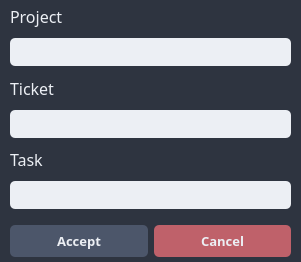
Above: dialog form.ui from guillermoarb/AFK_v0 before the change. Below: the same form after it.
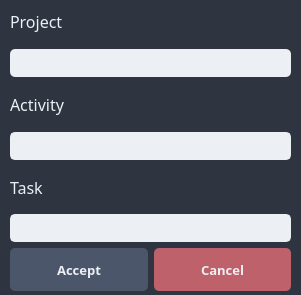
That is the form after the change. Icons and pictures are not drawn.

Commit message: Combo box working

Patch:
```diff
--- a/dialog form.ui
+++ b/dialog form.ui
@@ -7,7 +7,7 @@
     <x>0</x>
     <y>0</y>
     <width>301</width>
-    <height>262</height>
+    <height>295</height>
    </rect>
   </property>
   <property name="windowTitle">
@@ -22,48 +22,10 @@
      <x>10</x>
      <y>0</y>
      <width>281</width>
-     <height>257</height>
+     <height>291</height>
     </rect>
    </property>
    <layout class="QGridLayout" name="gridLayout">
-    <item row="4" column="0" colspan="2">
-     <widget class="QLineEdit" name="ticket_le">
-      <property name="font">
-       <font>
-        <family>Fira Code Retina</family>
-        <pointsize>10</pointsize>
-       </font>
-      </property>
-      <property name="styleSheet">
-       <string notr="true">background-color: #ECEFF4;
-border-style: none;
-border-width: 2px;
-border-radius: 5px;
-border-color: #ECEFF4;
-padding: 4px;
-padding-left: 10px;</string>
-      </property>
-      <property name="text">
-       <string/>
-      </property>
-     </widget>
-    </item>
-    <item row="3" column="0" colspan="2">
-     <widget class="QLabel" name="ticket_lb">
-      <property name="font">
-       <font>
-        <family>Fira Code Retina</family>
-        <pointsize>12</pointsize>
-       </font>
-      </property>
-      <property name="styleSheet">
-       <string notr="true">color: #ECEFF4;</string>
-      </property>
-      <property name="text">
-       <string>Ticket</string>
-      </property>
-     </widget>
-    </item>
     <item row="0" column="0" colspan="2">
      <widget class="QLabel" name="task_lb">
       <property name="font">
@@ -80,6 +42,22 @@
       </property>
      </widget>
     </item>
+    <item row="3" column="0" colspan="2">
+     <widget class="QLabel" name="ticket_lb">
+      <property name="font">
+       <font>
+        <family>Fira Code Retina</family>
+        <pointsize>12</pointsize>
+       </font>
+      </property>
+      <property name="styleSheet">
+       <string notr="true">color: #ECEFF4;</string>
+      </property>
+      <property name="text">
+       <string>Activity</string>
+      </property>
+     </widget>
+    </item>
     <item row="2" column="0" colspan="2">
      <widget class="QLineEdit" name="project_le">
       <property name="font">
@@ -102,44 +80,6 @@
       </property>
      </widget>
     </item>
-    <item row="9" column="0" colspan="2">
-     <widget class="QLineEdit" name="task_le">
-      <property name="font">
-       <font>
-        <family>Fira Code Retina</family>
-        <pointsize>10</pointsize>
-       </font>
-      </property>
-      <property name="styleSheet">
-       <string notr="true">background-color: #ECEFF4;
-border-style: none;
-border-width: 2px;
-border-radius: 5px;
-border-color: #ECEFF4;
-padding: 4px;
-padding-left: 10px;</string>
-      </property>
-      <property name="text">
-       <string/>
-      </property>
-     </widget>
-    </item>
-    <item row="12" column="0">
-     <spacer name="verticalSpacer">
-      <property name="orientation">
-       <enum>Qt::Vertical</enum>
-      </property>
-      <property name="sizeType">
-       <enum>QSizePolicy::Fixed</enum>
-      </property>
-      <property name="sizeHint" stdset="0">
-       <size>
-        <width>20</width>
-        <height>10</height>
-       </size>
-      </property>
-     </spacer>
-    </item>
     <item row="8" column="0" colspan="2">
      <widget class="QLabel" name="task_lb_2">
       <property name="font">
@@ -156,7 +96,113 @@
       </property>
      </widget>
     </item>
-    <item row="13" column="0">
+    <item row="4" column="0" colspan="2">
+     <widget class="QComboBox" name="activity_cb">
+      <property name="styleSheet">
+       <string notr="true">QComboBox{
+background-color: #ECEFF4;
+border-style: solid;
+border-width: 2px;
+border-radius: 5px;
+border-color: #ECEFF4;
+padding: 4px;
+padding-left: 10px;
+
+}
+
+
+QComboBox::drop-down{
+    border-style: solid;
+	border-color: #ECEFF4;
+	border-width: 2px;
+	border-radius: 5px;
+    background-color:   #ECEFF4;
+    color:                      rgb(255, 255, 255);
+    padding:                   4px;
+	padding-left: 10px;
+}
+
+QComboBox::down-arrow{
+    image:                      url(:/icons/combobox_down_arrow.png);
+    padding-right:          5px;
+}
+
+QListView{
+    border:                 none;
+    color:                      rgb(87, 96, 134);
+    background-color:   rgb(255, 255, 255);
+    font-weight:            bold;
+    selection-background-color: #EBCB8B;
+    show-decoration-selected: 1;
+    margin-left:                -10px;
+    padding-left    :           15px;
+}
+
+QListView::item:hover{
+
+    background-color:   #EBCB8B;
+    border:                 none;
+}</string>
+      </property>
+      <property name="editable">
+       <bool>true</bool>
+      </property>
+     </widget>
+    </item>
+    <item row="9" column="0" colspan="2">
+     <widget class="QComboBox" name="task_cb">
+      <property name="styleSheet">
+       <string notr="true">QComboBox{
+background-color: #ECEFF4;
+border-style: solid;
+border-width: 2px;
+border-radius: 5px;
+border-color: #ECEFF4;
+padding: 4px;
+padding-left: 10px;
+
+}
+
+
+QComboBox::drop-down{
+    border-style: solid;
+	border-color: #ECEFF4;
+	border-width: 2px;
+	border-radius: 5px;
+    background-color:   #ECEFF4;
+    color:                      rgb(255, 255, 255);
+    padding:                   4px;
+	padding-left: 10px;
+}
+
+QComboBox::down-arrow{
+    image:                      url(:/icons/combobox_down_arrow.png);
+    padding-right:          5px;
+}
+
+QListView{
+    border:                 none;
+    color:                      rgb(87, 96, 134);
+    background-color:   rgb(255, 255, 255);
+    font-weight:            bold;
+    selection-background-color: #EBCB8B;
+    show-decoration-selected: 1;
+    margin-left:                -10px;
+    padding-left    :           15px;
+}
+
+QListView::item:hover{
+
+    background-color:   #EBCB8B;
+    border:                 none;
+}</string>
+      </property>
+      <property name="editable">
+       <bool>true</bool>
+      </property>
+     </widget>
+    </item>
+    <item row="11" column="0">
      <widget class="QPushButton" name="ok_bt">
       <property name="sizePolicy">
        <sizepolicy hsizetype="Preferred" vsizetype="Preferred">
@@ -196,7 +242,7 @@
       </property>
      </widget>
     </item>
-    <item row="13" column="1">
+    <item row="11" column="1">
      <widget class="QPushButton" name="cancel_bt">
       <property name="sizePolicy">
        <sizepolicy hsizetype="Preferred" vsizetype="Preferred">
```
The commit also changes 4 other files.
